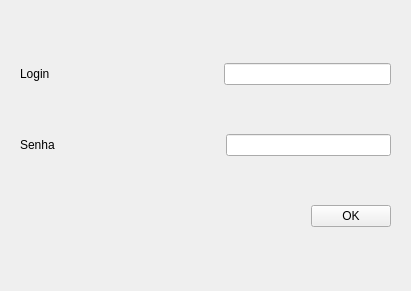
DanDas3/SuperClinica, file superclinica.ui: the form before one commit.
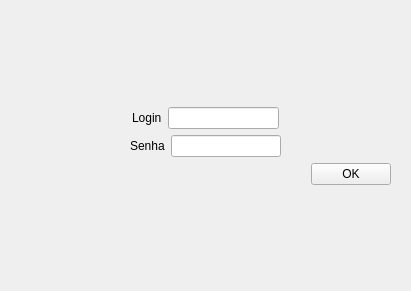
The form after the commit.

Commit message: Ajustes na GUI de login

The edit to the form file:
```diff
--- a/superclinica.ui
+++ b/superclinica.ui
@@ -17,8 +17,34 @@
    <item>
     <widget class="QWidget" name="loginWidget" native="true">
      <layout class="QVBoxLayout" name="verticalLayout">
+      <item>
+       <spacer name="verticalUpSpacer">
+        <property name="orientation">
+         <enum>Qt::Vertical</enum>
+        </property>
+        <property name="sizeHint" stdset="0">
+         <size>
+          <width>20</width>
+          <height>40</height>
+         </size>
+        </property>
+       </spacer>
+      </item>
       <item>
        <layout class="QHBoxLayout" name="loginHorizontalLayout">
+        <item>
+         <spacer name="loginLeftHorizontalSpacer">
+          <property name="orientation">
+           <enum>Qt::Horizontal</enum>
+          </property>
+          <property name="sizeHint" stdset="0">
+           <size>
+            <width>40</width>
+            <height>20</height>
+           </size>
+          </property>
+         </spacer>
+        </item>
         <item>
          <widget class="QLabel" name="loginLabel">
           <property name="text">
@@ -26,26 +52,39 @@
           </property>
          </widget>
         </item>
-        <item>
-         <spacer name="loginHorizontalSpacer">
-          <property name="orientation">
-           <enum>Qt::Horizontal</enum>
-          </property>
-          <property name="sizeHint" stdset="0">
-           <size>
-            <width>40</width>
-            <height>20</height>
-           </size>
-          </property>
-         </spacer>
-        </item>
         <item>
          <widget class="QLineEdit" name="loginLineEdit"/>
         </item>
+        <item>
+         <spacer name="loginRightHorizontalSpacer">
+          <property name="orientation">
+           <enum>Qt::Horizontal</enum>
+          </property>
+          <property name="sizeHint" stdset="0">
+           <size>
+            <width>40</width>
+            <height>20</height>
+           </size>
+          </property>
+         </spacer>
+        </item>
        </layout>
       </item>
       <item>
        <layout class="QHBoxLayout" name="passwordHorizontalLayout">
+        <item>
+         <spacer name="passwordLeftHorizontalSpacer">
+          <property name="orientation">
+           <enum>Qt::Horizontal</enum>
+          </property>
+          <property name="sizeHint" stdset="0">
+           <size>
+            <width>40</width>
+            <height>20</height>
+           </size>
+          </property>
+         </spacer>
+        </item>
         <item>
          <widget class="QLabel" name="passwordLabel">
           <property name="text">
@@ -53,19 +92,6 @@
           </property>
          </widget>
         </item>
-        <item>
-         <spacer name="passwordHorizontalSpacer">
-          <property name="orientation">
-           <enum>Qt::Horizontal</enum>
-          </property>
-          <property name="sizeHint" stdset="0">
-           <size>
-            <width>40</width>
-            <height>20</height>
-           </size>
-          </property>
-         </spacer>
-        </item>
         <item>
          <widget class="QLineEdit" name="passwordLineEdit">
           <property name="echoMode">
@@ -73,6 +99,19 @@
           </property>
          </widget>
         </item>
+        <item>
+         <spacer name="passwordRightHorizontalSpacer">
+          <property name="orientation">
+           <enum>Qt::Horizontal</enum>
+          </property>
+          <property name="sizeHint" stdset="0">
+           <size>
+            <width>40</width>
+            <height>20</height>
+           </size>
+          </property>
+         </spacer>
+        </item>
        </layout>
       </item>
       <item>
@@ -99,6 +138,19 @@
         </item>
        </layout>
       </item>
+      <item>
+       <spacer name="verticalDownSpacer">
+        <property name="orientation">
+         <enum>Qt::Vertical</enum>
+        </property>
+        <property name="sizeHint" stdset="0">
+         <size>
+          <width>20</width>
+          <height>40</height>
+         </size>
+        </property>
+       </spacer>
+      </item>
      </layout>
     </widget>
    </item>
```
